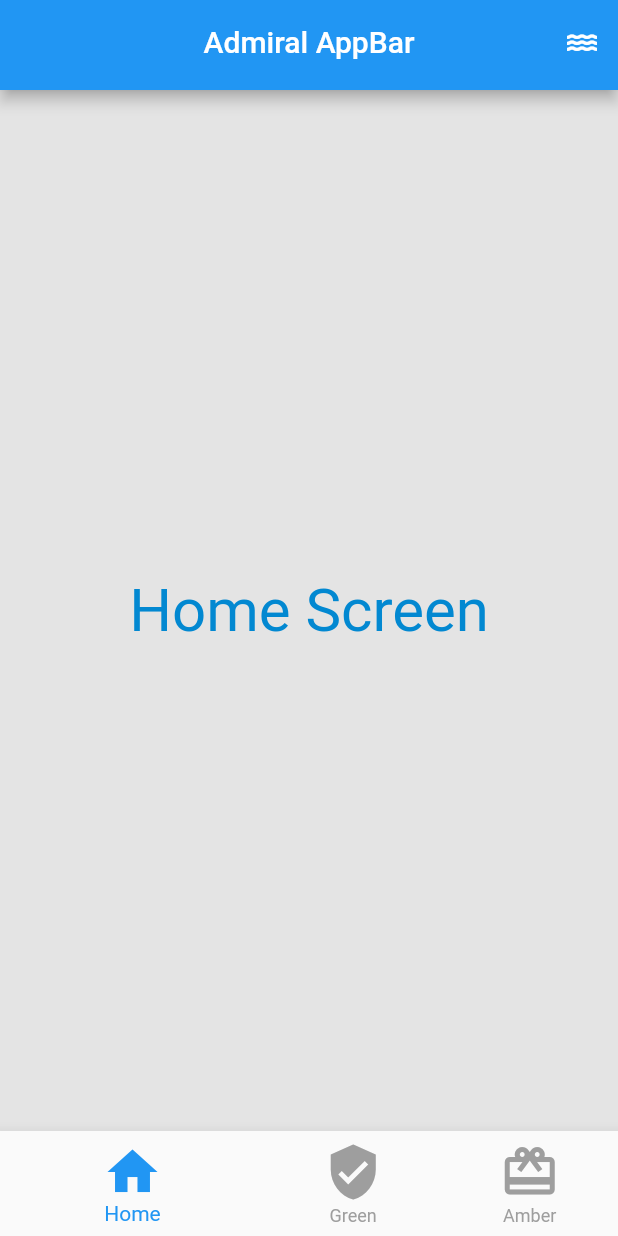
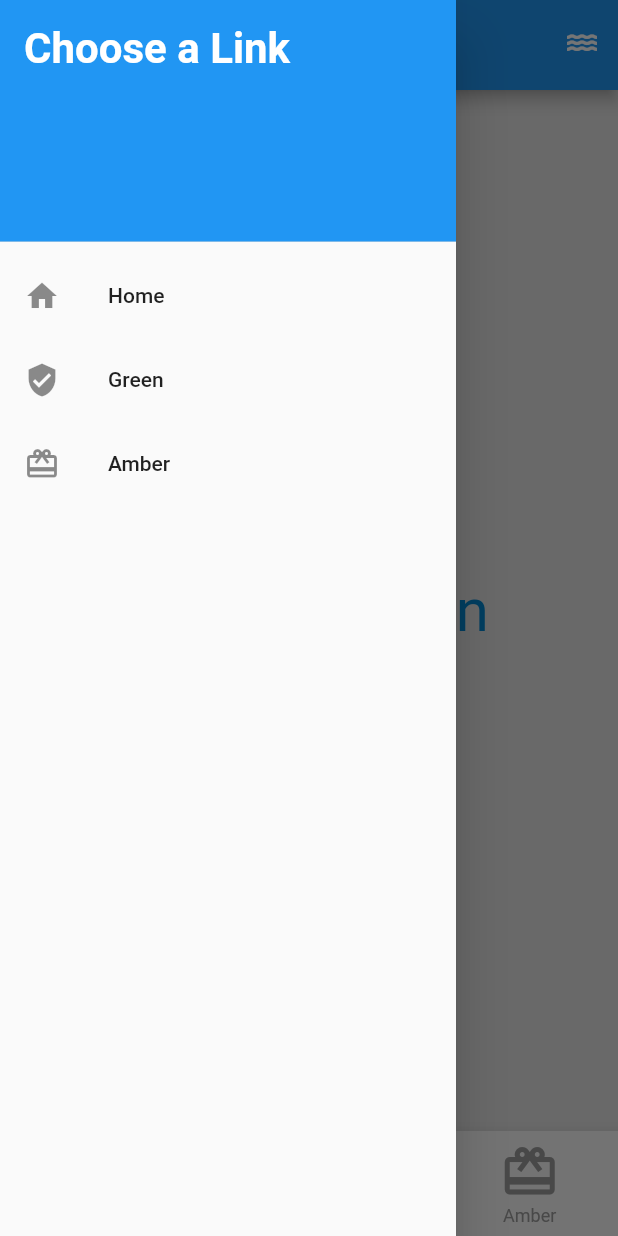
Before and after one commit to prof3ssorSt3v3/flutter-nav-starter, a Flutter app: the screen it shows after launch, with the side drawer open (before the commit the screen has no drawer), on a phone screen of 412 x 824 dp. Run offline on Flutter 3.47's test engine with Material 2 defaults, Android fonts, the phone set to English and light mode, and no system bars.

Commit message:
added the drawer navigation

```diff
--- a/lib/main.dart
+++ b/lib/main.dart
@@ -5,6 +5,7 @@ import 'package:flutter_nav_starter/screens/green_screen.dart';
 import 'package:flutter_nav_starter/screens/amber_screen.dart';
 //parts of the main page
 import 'package:flutter_nav_starter/shared/bottom_nav.dart';
+import 'package:flutter_nav_starter/shared/drawer_nav.dart';
 import 'package:flutter_nav_starter/shared/top_bar.dart';
 
 void main() {
@@ -56,6 +57,12 @@ class _MainPageState extends State<MainPage> {
       ),
       body: screens[currentIndex],
       // where all the pages get loaded
+      drawer: NavDrawer(
+          currentIndex: currentIndex,
+          onTapped: (i) {
+            print(i);
+            setState(() => currentIndex = i);
+          }),
       bottomNavigationBar: BottomNav(
           currentIndex: currentIndex,
           onTapped: (i) {
--- a/lib/shared/drawer_nav.dart
+++ b/lib/shared/drawer_nav.dart
@@ -0,0 +1,58 @@
+import 'package:flutter/material.dart';
+
+class NavDrawer extends StatefulWidget {
+  NavDrawer({Key? key, required this.currentIndex, required this.onTapped})
+      : super(key: key);
+
+  int currentIndex;
+  final Function(int) onTapped;
+
+  final labels = <String>[
+    'Home',
+    'Green',
+    'Amber',
+  ];
+  final icons = <IconData>[
+    Icons.home,
+    Icons.verified_user,
+    Icons.wallet_giftcard,
+  ];
+
+  @override
+  State<NavDrawer> createState() => _NavDrawerState();
+}
+
+class _NavDrawerState extends State<NavDrawer> {
+  @override
+  Widget build(BuildContext context) {
+    return Drawer(
+        child: ListView(
+      children: [
+        const DrawerHeader(
+          decoration: BoxDecoration(
+            color: Colors.blue,
+          ),
+          child: Text(
+            'Choose a Link',
+            style: TextStyle(
+              color: Colors.white,
+              fontSize: 28,
+              fontWeight: FontWeight.bold,
+            ),
+          ),
+        ),
+        for (var i = 0; i < widget.labels.length; i++)
+          ListTile(
+            leading: Icon(widget.icons[i]),
+            title: Text(widget.labels[i]),
+            onTap: () {
+              print('tapped $i');
+              widget.onTapped(i);
+              //drawer needs to be removed from history
+              Navigator.of(context).pop();
+            },
+          ),
+      ],
+    ));
+  }
+}
```
